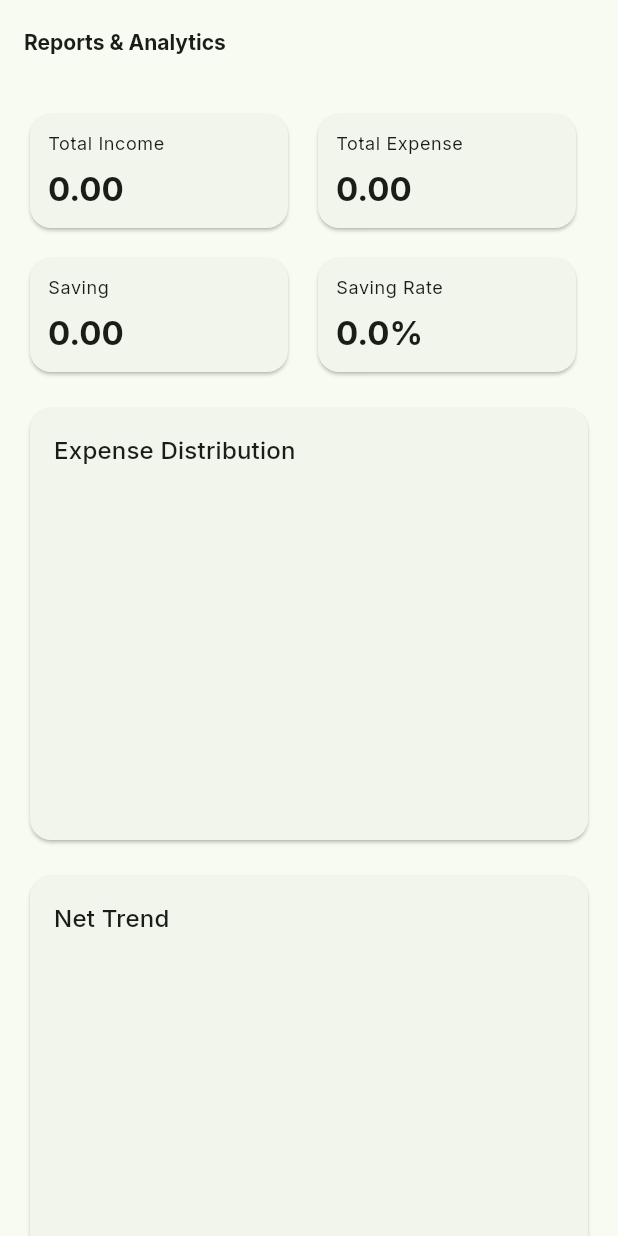
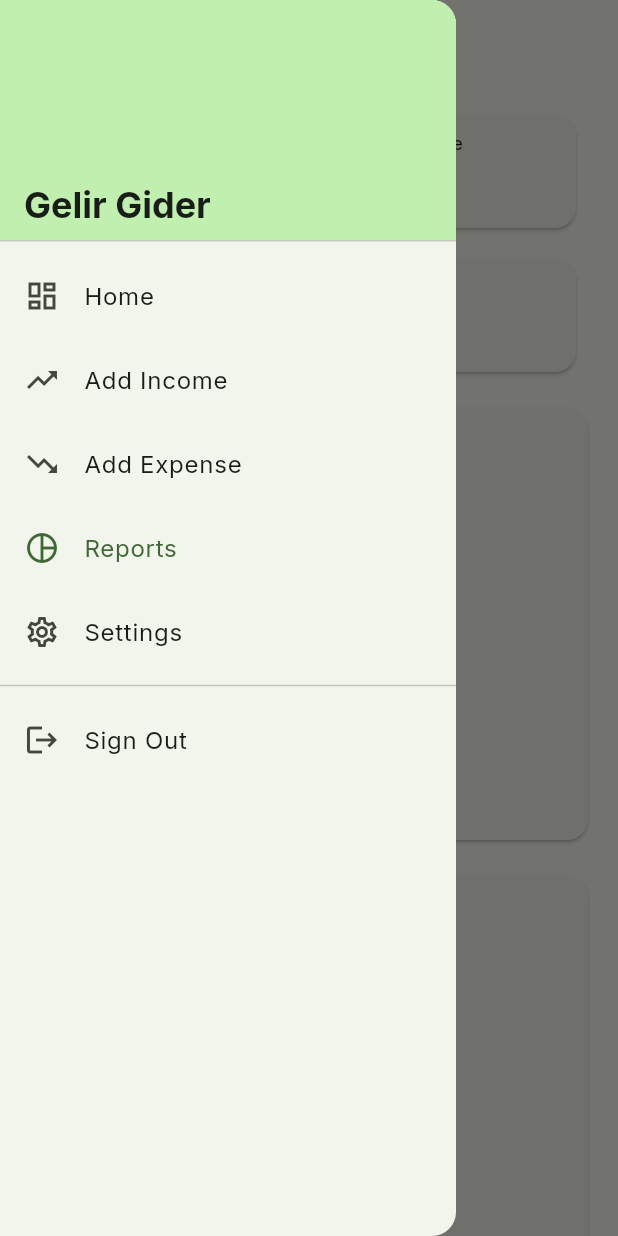
Before and after one commit to Rsuenos/Gelir_Gider, a Flutter app: the ReportsScreen screen opened by its route, with the side drawer open (before the commit the screen has no drawer), on a phone screen of 412 x 824 dp. Run offline on Flutter 3.47's test engine with Material 3 defaults, Android fonts, the phone set to English and light mode, and no system bars; drawn by our look-alikes of fl_chart; our stand-ins replace easy_localization, flutter_riverpod, go_router, google_fonts, speech_to_text, sqflite and 1 more; accounts and stored records are empty; network calls fail.

Commit message:
Add navigation drawer for authenticated screens

```diff
--- a/assets/translations/en.json
+++ b/assets/translations/en.json
@@ -19,6 +19,14 @@
     "addIncome": "Add Income",
     "addExpense": "Add Expense",
     "noData": "No data available yet."
+  },
+  "navigation": {
+    "home": "Home",
+    "addIncome": "Add Income",
+    "addExpense": "Add Expense",
+    "reports": "Reports",
+    "settings": "Settings",
+    "signOut": "Sign Out"
   },
   "income": {
     "addIncome": "Add Income",
--- a/assets/translations/tr.json
+++ b/assets/translations/tr.json
@@ -19,6 +19,14 @@
     "addIncome": "Gelir Ekle",
     "addExpense": "Gider Ekle",
     "noData": "Henüz veri yok."
+  },
+  "navigation": {
+    "home": "Ana Sayfa",
+    "addIncome": "Gelir Ekle",
+    "addExpense": "Gider Ekle",
+    "reports": "Raporlar",
+    "settings": "Ayarlar",
+    "signOut": "Çıkış Yap"
   },
   "income": {
     "addIncome": "Gelir Ekle",
--- /dev/null
+++ b/lib/core/widgets/app_drawer.dart
@@ -0,0 +1,115 @@
+import 'package:easy_localization/easy_localization.dart';
+import 'package:flutter/material.dart';
+import 'package:flutter_riverpod/flutter_riverpod.dart';
+import 'package:gelir_gider/features/auth/session_controller.dart';
+import 'package:go_router/go_router.dart';
+
+class AppDrawer extends ConsumerWidget {
+  const AppDrawer({super.key});
+
+  @override
+  Widget build(BuildContext context, WidgetRef ref) {
+    final location = GoRouter.of(context).location;
+    final session = ref.read(sessionProvider);
+    const t = tr;
+
+    void navigate(String route) {
+      Navigator.of(context).pop();
+      if (GoRouter.of(context).location != route) {
+        context.go(route);
+      }
+    }
+
+    return Drawer(
+      child: SafeArea(
+        child: ListView(
+          padding: EdgeInsets.zero,
+          children: [
+            DrawerHeader(
+              decoration: BoxDecoration(
+                color: Theme.of(context).colorScheme.primaryContainer,
+              ),
+              child: Align(
+                alignment: Alignment.bottomLeft,
+                child: Text(
+                  'Gelir Gider',
+                  style: Theme.of(context)
+                      .textTheme
+                      .headlineSmall
+                      ?.copyWith(fontWeight: FontWeight.bold),
+                ),
+              ),
+            ),
+            _DrawerTile(
+              icon: Icons.dashboard_outlined,
+              label: t('navigation.home'),
+              selected: location == '/',
+              onTap: () => navigate('/'),
+            ),
+            _DrawerTile(
+              icon: Icons.trending_up,
+              label: t('navigation.addIncome'),
+              selected: location.startsWith('/add-income'),
+              onTap: () => navigate('/add-income'),
+            ),
+            _DrawerTile(
+              icon: Icons.trending_down,
+              label: t('navigation.addExpense'),
+              selected: location.startsWith('/add-expense'),
+              onTap: () => navigate('/add-expense'),
+            ),
+            _DrawerTile(
+              icon: Icons.pie_chart_outline,
+              label: t('navigation.reports'),
+              selected: location.startsWith('/reports'),
+              onTap: () => navigate('/reports'),
+            ),
+            _DrawerTile(
+              icon: Icons.settings_outlined,
+              label: t('navigation.settings'),
+              selected: location.startsWith('/settings'),
+              onTap: () => navigate('/settings'),
+            ),
+            const Divider(),
+            _DrawerTile(
+              icon: Icons.logout,
+              label: t('navigation.signOut'),
+              selected: false,
+              onTap: () async {
+                Navigator.of(context).pop();
+                await session.signOut();
+                if (context.mounted) {
+                  context.go('/');
+                }
+              },
+            ),
+          ],
+        ),
+      ),
+    );
+  }
+}
+
+class _DrawerTile extends StatelessWidget {
+  const _DrawerTile({
+    required this.icon,
+    required this.label,
+    required this.selected,
+    required this.onTap,
+  });
+
+  final IconData icon;
+  final String label;
+  final bool selected;
+  final VoidCallback onTap;
+
+  @override
+  Widget build(BuildContext context) {
+    return ListTile(
+      leading: Icon(icon),
+      title: Text(label),
+      selected: selected,
+      onTap: onTap,
+    );
+  }
+}
--- a/lib/features/home/home_screen.dart
+++ b/lib/features/home/home_screen.dart
@@ -3,6 +3,7 @@ import 'dart:async';
 import 'package:easy_localization/easy_localization.dart';
 import 'package:flutter/material.dart';
 import 'package:gelir_gider/core/services/local_db.dart';
+import 'package:gelir_gider/core/widgets/app_drawer.dart';
 import 'package:gelir_gider/features/transactions/data/transaction_repository.dart';
 import 'package:go_router/go_router.dart';
 
@@ -56,6 +57,7 @@ class _HomeScreenState extends State<HomeScreen> {
           ),
         ],
       ),
+      drawer: const AppDrawer(),
       body: _loading
           ? const Center(child: CircularProgressIndicator())
           : RefreshIndicator(
--- a/lib/features/reports/reports_screen.dart
+++ b/lib/features/reports/reports_screen.dart
@@ -5,6 +5,7 @@ import 'package:easy_localization/easy_localization.dart';
 import 'package:fl_chart/fl_chart.dart';
 import 'package:flutter/material.dart';
 import 'package:gelir_gider/core/services/local_db.dart';
+import 'package:gelir_gider/core/widgets/app_drawer.dart';
 
 /// Reports with charts, KPI dashboard, and simple insights.
 class ReportsScreen extends StatefulWidget {
@@ -38,7 +39,11 @@ class _ReportsScreenState extends State<ReportsScreen> {
     const t = tr;
 
     if (_loading) {
-      return const Scaffold(body: Center(child: CircularProgressIndicator()));
+      return Scaffold(
+        appBar: AppBar(title: Text(t('reports.title'))),
+        drawer: const AppDrawer(),
+        body: const Center(child: CircularProgressIndicator()),
+      );
     }
 
     final income = _tx.where((e) => e['type'] == 'income').toList();
@@ -96,6 +101,7 @@ class _ReportsScreenState extends State<ReportsScreen> {
 
     return Scaffold(
       appBar: AppBar(title: Text(t('reports.title'))),
+      drawer: const AppDrawer(),
       body: ListView(
         padding: const EdgeInsets.all(16),
         children: [
--- a/lib/features/settings/settings_screen.dart
+++ b/lib/features/settings/settings_screen.dart
@@ -2,6 +2,7 @@ import 'package:easy_localization/easy_localization.dart';
 import 'package:flutter/material.dart';
 import 'package:flutter_riverpod/flutter_riverpod.dart';
 import 'package:gelir_gider/core/services/supabase_service.dart';
+import 'package:gelir_gider/core/widgets/app_drawer.dart';
 import 'package:gelir_gider/core/theme/theme_provider.dart';
 
 class SettingsScreen extends ConsumerWidget {
@@ -15,6 +16,7 @@ class SettingsScreen extends ConsumerWidget {
 
     return Scaffold(
       appBar: AppBar(title: Text(t('settings.title'))),
+      drawer: const AppDrawer(),
       body: ListView(
         children: [
           ListTile(
--- a/lib/features/transactions/view/add_expense_screen.dart
+++ b/lib/features/transactions/view/add_expense_screen.dart
@@ -1,5 +1,6 @@
 import 'package:easy_localization/easy_localization.dart';
 import 'package:flutter/material.dart';
+import 'package:gelir_gider/core/widgets/app_drawer.dart';
 import 'package:gelir_gider/features/transactions/data/transaction_repository.dart';
 import 'package:gelir_gider/features/transactions/view/voice_input_button.dart';
 import 'package:gelir_gider/features/wallets/wallet_selector.dart';
@@ -72,6 +73,7 @@ class _AddExpenseScreenState extends State<AddExpenseScreen> {
 
     return Scaffold(
       appBar: AppBar(title: Text(t('expense.addExpense'))),
+      drawer: const AppDrawer(),
       body: ListView(
         padding: const EdgeInsets.all(16),
         children: [
--- a/lib/features/transactions/view/add_income_screen.dart
+++ b/lib/features/transactions/view/add_income_screen.dart
@@ -1,5 +1,6 @@
 import 'package:easy_localization/easy_localization.dart';
 import 'package:flutter/material.dart';
+import 'package:gelir_gider/core/widgets/app_drawer.dart';
 import 'package:gelir_gider/features/transactions/data/transaction_repository.dart';
 import 'package:gelir_gider/features/transactions/view/voice_input_button.dart';
 import 'package:gelir_gider/features/wallets/wallet_selector.dart';
@@ -50,6 +51,7 @@ class _AddIncomeScreenState extends State<AddIncomeScreen> {
 
     return Scaffold(
       appBar: AppBar(title: Text(t('income.addIncome'))),
+      drawer: const AppDrawer(),
       body: ListView(
         padding: const EdgeInsets.all(16),
         children: [
```
